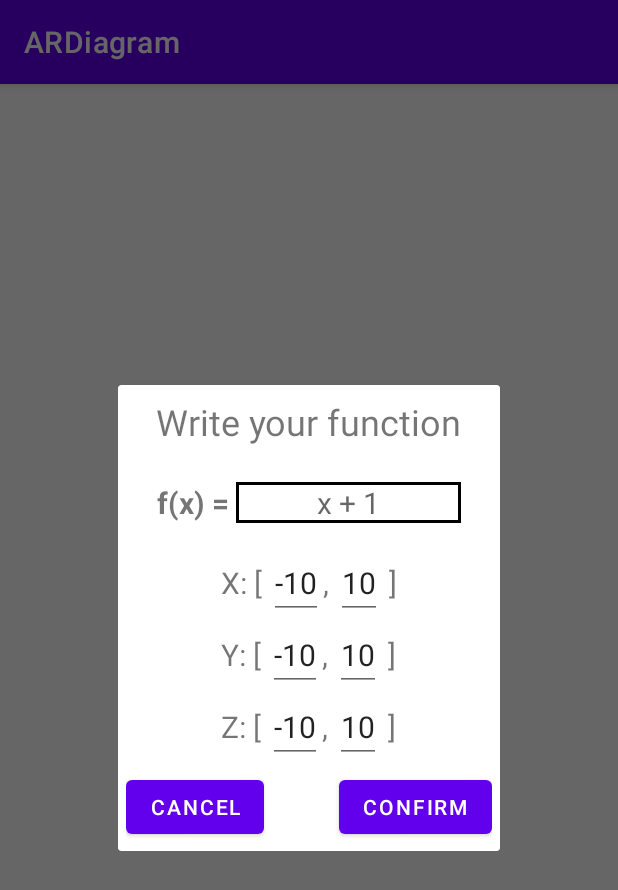
After one commit to Appollogate/ar-graphs, an Android app: the fragment FunctionDialogFragment shown on its own in the app's theme, on a phone screen of 412 x 824 dp. The commit adds this screen. Shown: the top 890 px of the screen. Run offline under Robolectric (Android 15) with nearby library versions, the phone set to English and light mode, and no system bars.

Commit message:
added function

```diff
--- /dev/null
+++ b/app/src/main/java/com/group/ardiagram/ui/projectsList/FunctionDialogFragment.kt
@@ -0,0 +1,62 @@
+package com.group.ardiagram.ui.projectsList
+
+import android.os.Build
+import android.os.Bundle
+import android.view.LayoutInflater
+import android.view.View
+import android.view.ViewGroup
+import androidx.fragment.app.DialogFragment
+import androidx.fragment.app.activityViewModels
+import com.group.ardiagram.data.Project
+import com.group.ardiagram.databinding.AddManuallyDialogBinding
+import com.group.ardiagram.databinding.FunctionDialogBinding
+
+class FunctionDialogFragment: DialogFragment() {
+
+    private val viewModel: ProjectsListViewModel by activityViewModels()
+
+    private var _binding: FunctionDialogBinding? = null
+    private val binding get() = _binding!!
+
+    companion object {
+        const val PROJECT_ITEM = "projectItem"
+        @JvmStatic
+        fun newInstance(project: Project) =
+            FunctionDialogFragment().apply {
+                arguments = Bundle().apply {
+                    putSerializable(PROJECT_ITEM, project)
+                }
+            }
+    }
+
+    private var project: Project? = null
+
+
+    override fun onCreateView(
+        inflater: LayoutInflater,
+        container: ViewGroup?,
+        savedInstanceState: Bundle?
+    ): View {
+
+        project = if (Build.VERSION.SDK_INT >= Build.VERSION_CODES.TIRAMISU) {
+            arguments?.getSerializable(ImportChooseDialogFragment.PROJECT_ITEM, Project::class.java)
+        } else {
+            arguments?.getSerializable(ImportChooseDialogFragment.PROJECT_ITEM) as Project
+        }
+
+        _binding = FunctionDialogBinding.inflate(inflater, container, false)
+        val view: View = binding.root
+
+        binding.buttonCancel.setOnClickListener {
+            dialog?.cancel()
+        }
+
+        binding.buttonConfirm.setOnClickListener {
+            // function
+
+            dialog?.cancel()
+        }
+
+        return view
+    }
+}
--- a/app/src/main/java/com/group/ardiagram/ui/projectsList/ImportChooseDialogFragment.kt
+++ b/app/src/main/java/com/group/ardiagram/ui/projectsList/ImportChooseDialogFragment.kt
@@ -61,6 +61,15 @@ class ImportChooseDialogFragment : DialogFragment() {
             dialog?.cancel()
         }
 
+        binding.buttonFunction.setOnClickListener {
+            val activity = context as FragmentActivity
+            val addManuallyDialogFragment = FunctionDialogFragment.newInstance(project!!)
+            val manager = activity.supportFragmentManager
+            addManuallyDialogFragment.show(manager, "addManually")
+
+            dialog?.cancel()
+        }
+
         binding.buttonCancel.setOnClickListener {
             dialog?.cancel()
         }
--- /dev/null
+++ b/app/src/main/res/layout/function_dialog.xml
@@ -0,0 +1,245 @@
+<?xml version="1.0" encoding="utf-8"?>
+<androidx.constraintlayout.widget.ConstraintLayout xmlns:android="http://schemas.android.com/apk/res/android"
+    xmlns:app="http://schemas.android.com/apk/res-auto"
+    xmlns:tools="http://schemas.android.com/tools"
+    android:layout_width="match_parent"
+    android:layout_height="wrap_content">
+
+    <TextView
+        android:id="@+id/textView10"
+        android:layout_width="wrap_content"
+        android:layout_height="wrap_content"
+        android:layout_marginTop="8dp"
+        android:text="Write your function"
+        android:textSize="24sp"
+        app:layout_constraintEnd_toEndOf="parent"
+        app:layout_constraintStart_toStartOf="parent"
+        app:layout_constraintTop_toTopOf="parent" />
+
+    <LinearLayout
+        android:id="@+id/linearLayout"
+        android:layout_width="wrap_content"
+        android:layout_height="wrap_content"
+        android:layout_marginTop="24dp"
+        android:orientation="horizontal"
+        app:layout_constraintEnd_toEndOf="@+id/textView10"
+        app:layout_constraintStart_toStartOf="@+id/textView10"
+        app:layout_constraintTop_toBottomOf="@+id/textView10">
+
+        <TextView
+            android:id="@+id/textView12"
+            android:layout_width="wrap_content"
+            android:layout_height="wrap_content"
+            android:layout_weight="1"
+            android:text="f(x) = "
+            android:textSize="20sp"
+            android:textStyle="bold" />
+
+        <EditText
+            android:id="@+id/function_edit_text"
+            android:layout_width="150dp"
+            android:layout_height="wrap_content"
+            android:background="@drawable/cell_border"
+            android:gravity="center"
+            android:hint="x + 1"
+            android:textSize="20sp" />
+    </LinearLayout>
+
+    <LinearLayout
+        android:id="@+id/linearLayout3"
+        android:layout_width="wrap_content"
+        android:layout_height="wrap_content"
+        android:layout_marginTop="16dp"
+        android:gravity="center"
+        android:orientation="vertical"
+        app:layout_constraintEnd_toEndOf="@+id/linearLayout"
+        app:layout_constraintStart_toStartOf="@+id/linearLayout"
+        app:layout_constraintTop_toBottomOf="@+id/linearLayout">
+
+        <LinearLayout
+            android:layout_width="wrap_content"
+            android:layout_height="wrap_content"
+            android:orientation="horizontal">
+
+            <TextView
+                android:id="@+id/textView13"
+                android:layout_width="wrap_content"
+                android:layout_height="wrap_content"
+                android:layout_weight="1"
+                android:text="X: [ "
+                android:textSize="20sp" />
+
+            <EditText
+                android:id="@+id/x_low_edit_text"
+                android:layout_width="wrap_content"
+                android:layout_height="wrap_content"
+                android:layout_weight="1"
+                android:gravity="center"
+                android:inputType="number"
+                android:text="-10"
+                android:textSize="20sp" />
+
+            <TextView
+                android:id="@+id/textView14"
+                android:layout_width="wrap_content"
+                android:layout_height="wrap_content"
+                android:layout_weight="1"
+                android:text=", "
+                android:textSize="20sp" />
+
+            <EditText
+                android:id="@+id/x_high_edit_text"
+                android:layout_width="wrap_content"
+                android:layout_height="wrap_content"
+                android:layout_weight="1"
+                android:gravity="center"
+                android:inputType="number"
+                android:text="10"
+                android:textSize="20sp" />
+
+            <TextView
+                android:id="@+id/textView15"
+                android:layout_width="wrap_content"
+                android:layout_height="wrap_content"
+                android:layout_weight="1"
+                android:text=" ]"
+                android:textSize="20sp" />
+
+        </LinearLayout>
+
+        <LinearLayout
+            android:layout_width="wrap_content"
+            android:layout_height="wrap_content"
+            android:orientation="horizontal">
+
+            <TextView
+                android:id="@+id/textView16"
+                android:layout_width="wrap_content"
+                android:layout_height="wrap_content"
+                android:layout_weight="1"
+                android:text="Y: [ "
+                android:textSize="20sp" />
+
+            <EditText
+                android:id="@+id/y_low_edit_text"
+                android:layout_width="wrap_content"
+                android:layout_height="wrap_content"
+                android:layout_weight="1"
+                android:gravity="center"
+                android:inputType="number"
+                android:text="-10"
+                android:textSize="20sp" />
+
+            <TextView
+                android:id="@+id/textView17"
+                android:layout_width="wrap_content"
+                android:layout_height="wrap_content"
+                android:layout_weight="1"
+                android:text=", "
+                android:textSize="20sp" />
+
+            <EditText
+                android:id="@+id/y_high_edit_text"
+                android:layout_width="wrap_content"
+                android:layout_height="wrap_content"
+                android:layout_weight="1"
+                android:gravity="center"
+                android:inputType="number"
+                android:text="10"
+                android:textSize="20sp" />
+
+            <TextView
+                android:id="@+id/textView18"
+                android:layout_width="wrap_content"
+                android:layout_height="wrap_content"
+                android:layout_weight="1"
+                android:text=" ]"
+                android:textSize="20sp" />
+
+        </LinearLayout>
+
+        <LinearLayout
+            android:layout_width="match_parent"
+            android:layout_height="match_parent"
+            android:orientation="horizontal">
+
+            <TextView
+                android:id="@+id/textView19"
+                android:layout_width="wrap_content"
+                android:layout_height="wrap_content"
+                android:layout_weight="1"
+                android:text="Z: [ "
+                android:textSize="20sp" />
+
+            <EditText
+                android:id="@+id/z_low_edit_text"
+                android:layout_width="wrap_content"
+                android:layout_height="wrap_content"
+                android:layout_weight="1"
+                android:gravity="center"
+                android:inputType="number"
+                android:text="-10"
+                android:textSize="20sp" />
+
+            <TextView
+                android:id="@+id/textView20"
+                android:layout_width="wrap_content"
+                android:layout_height="wrap_content"
+                android:layout_weight="1"
+                android:text=", "
+                android:textSize="20sp" />
+
+            <EditText
+                android:id="@+id/z_high_edit_text"
+                android:layout_width="wrap_content"
+                android:layout_height="wrap_content"
+                android:layout_weight="1"
+                android:gravity="center"
+                android:inputType="number"
+                android:text="10"
+                android:textSize="20sp" />
+
+            <TextView
+                android:id="@+id/textView21"
+                android:layout_width="wrap_content"
+                android:layout_height="wrap_content"
+                android:layout_weight="1"
+                android:text=" ]"
+                android:textSize="20sp" />
+        </LinearLayout>
+    </LinearLayout>
+
+    <LinearLayout
+        android:layout_width="wrap_content"
+        android:layout_height="wrap_content"
+        android:layout_margin="5dp"
+        android:layout_marginTop="16dp"
+        android:layout_marginBottom="8dp"
+        android:orientation="horizontal"
+        app:layout_constraintBottom_toBottomOf="parent"
+        app:layout_constraintEnd_toEndOf="@+id/linearLayout3"
+        app:layout_constraintStart_toStartOf="@+id/linearLayout3"
+        app:layout_constraintTop_toBottomOf="@+id/linearLayout3">
+
+        <Button
+            android:id="@+id/button_cancel"
+            android:layout_width="wrap_content"
+            android:layout_height="wrap_content"
+            android:layout_weight="1"
+            android:text="@string/cancelText" />
+
+        <Space
+            android:layout_width="50dp"
+            android:layout_height="wrap_content"
+            android:layout_weight="1" />
+
+        <Button
+            android:id="@+id/button_confirm"
+            android:layout_width="wrap_content"
+            android:layout_height="wrap_content"
+            android:layout_weight="1"
+            android:text="@string/confirmButtonText" />
+
+    </LinearLayout>
+
+</androidx.constraintlayout.widget.ConstraintLayout>
--- a/app/src/main/res/layout/import_type_dialog.xml
+++ b/app/src/main/res/layout/import_type_dialog.xml
@@ -34,7 +34,8 @@
             android:layout_width="wrap_content"
             android:layout_height="wrap_content"
             android:layout_weight="1"
-            android:text="Import File" />
+            android:text="Import File"
+            android:textSize="12sp" />
 
         <Space
             android:layout_width="50dp"
@@ -46,7 +47,21 @@
             android:layout_width="wrap_content"
             android:layout_height="wrap_content"
             android:layout_weight="1"
-            android:text="Add Manually" />
+            android:text="Add Manually"
+            android:textSize="12sp" />
+
+        <Space
+            android:layout_width="50dp"
+            android:layout_height="wrap_content"
+            android:layout_weight="1" />
+
+        <Button
+            android:id="@+id/button_function"
+            android:layout_width="wrap_content"
+            android:layout_height="wrap_content"
+            android:layout_weight="1"
+            android:text="Function"
+            android:textSize="12sp" />
 
     </LinearLayout>
 
```
